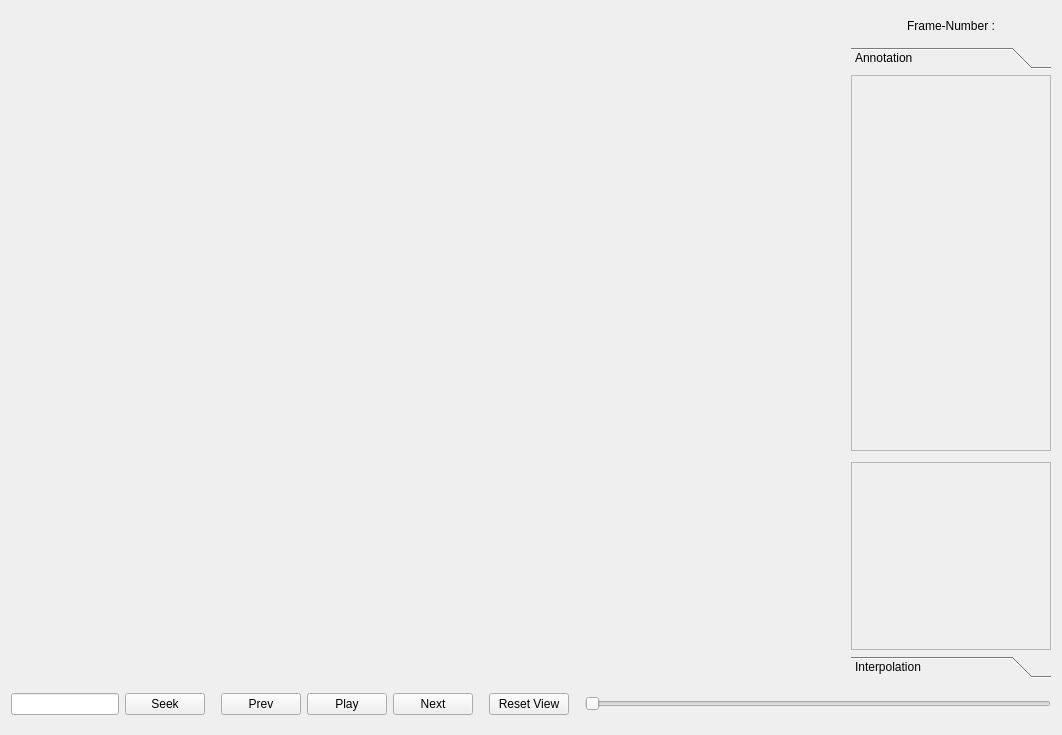
This is Resources/AnnotationWidget.ui in mahir1010/MuSeqPose as Qt 5 draws it before an edit. The edited form follows.
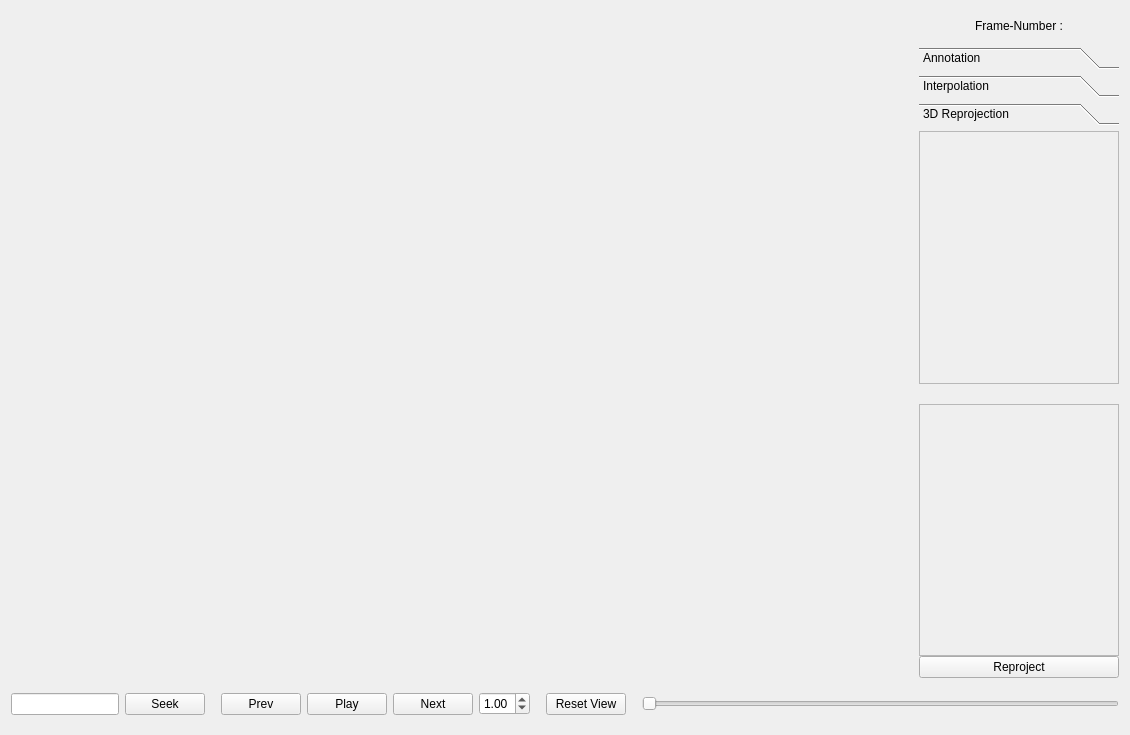
This is the edited form. The open tabs and pages were chosen to show the change.

What changed in the file:
```diff
--- a/Resources/AnnotationWidget.ui
+++ b/Resources/AnnotationWidget.ui
@@ -6,7 +6,7 @@
    <rect>
     <x>0</x>
     <y>0</y>
-    <width>1062</width>
+    <width>1130</width>
     <height>735</height>
    </rect>
   </property>
@@ -73,7 +73,7 @@
           <x>0</x>
           <y>0</y>
           <width>200</width>
-          <height>575</height>
+          <height>543</height>
          </rect>
         </property>
         <attribute name="label">
@@ -96,6 +96,12 @@
           <layout class="QVBoxLayout" name="verticalLayout_4" stretch="2,0,1">
            <item>
             <widget class="QScrollArea" name="scrollArea_2">
+             <property name="frameShadow">
+              <enum>QFrame::Raised</enum>
+             </property>
+             <property name="verticalScrollBarPolicy">
+              <enum>Qt::ScrollBarAsNeeded</enum>
+             </property>
              <property name="widgetResizable">
               <bool>true</bool>
              </property>
@@ -105,7 +111,7 @@
                 <x>0</x>
                 <y>0</y>
                 <width>194</width>
-                <height>367</height>
+                <height>345</height>
                </rect>
               </property>
               <layout class="QVBoxLayout" name="verticalLayout_7">
@@ -135,6 +141,9 @@
            </item>
            <item>
             <widget class="QScrollArea" name="scrollArea_3">
+             <property name="frameShadow">
+              <enum>QFrame::Raised</enum>
+             </property>
              <property name="widgetResizable">
               <bool>true</bool>
              </property>
@@ -144,7 +153,7 @@
                 <x>0</x>
                 <y>0</y>
                 <width>194</width>
-                <height>181</height>
+                <height>171</height>
                </rect>
               </property>
               <layout class="QVBoxLayout" name="verticalLayout_8">
@@ -283,6 +292,128 @@
          </item>
         </layout>
        </widget>
+       <widget class="QWidget" name="reprojectionToolBox">
+        <property name="geometry">
+         <rect>
+          <x>0</x>
+          <y>0</y>
+          <width>200</width>
+          <height>543</height>
+         </rect>
+        </property>
+        <attribute name="label">
+         <string>3D Reprojection</string>
+        </attribute>
+        <layout class="QVBoxLayout" name="verticalLayout_9" stretch="1,0">
+         <property name="spacing">
+          <number>0</number>
+         </property>
+         <property name="leftMargin">
+          <number>0</number>
+         </property>
+         <property name="topMargin">
+          <number>0</number>
+         </property>
+         <property name="rightMargin">
+          <number>0</number>
+         </property>
+         <property name="bottomMargin">
+          <number>0</number>
+         </property>
+         <item>
+          <layout class="QVBoxLayout" name="verticalLayout" stretch="1,0,1">
+           <item>
+            <widget class="QScrollArea" name="scrollArea_4">
+             <property name="frameShadow">
+              <enum>QFrame::Plain</enum>
+             </property>
+             <property name="widgetResizable">
+              <bool>true</bool>
+             </property>
+             <widget class="QWidget" name="scrollAreaWidgetContents_3">
+              <property name="geometry">
+               <rect>
+                <x>0</x>
+                <y>0</y>
+                <width>194</width>
+                <height>234</height>
+               </rect>
+              </property>
+              <layout class="QHBoxLayout" name="horizontalLayout">
+               <property name="spacing">
+                <number>3</number>
+               </property>
+               <property name="leftMargin">
+                <number>0</number>
+               </property>
+               <property name="rightMargin">
+                <number>0</number>
+               </property>
+               <item>
+                <layout class="QVBoxLayout" name="reprojKeypointList"/>
+               </item>
+              </layout>
+             </widget>
+            </widget>
+           </item>
+           <item>
+            <spacer name="horizontalSpacer_2">
+             <property name="orientation">
+              <enum>Qt::Horizontal</enum>
+             </property>
+             <property name="sizeHint" stdset="0">
+              <size>
+               <width>40</width>
+               <height>20</height>
+              </size>
+             </property>
+            </spacer>
+           </item>
+           <item>
+            <widget class="QScrollArea" name="scrollArea_5">
+             <property name="frameShadow">
+              <enum>QFrame::Plain</enum>
+             </property>
+             <property name="widgetResizable">
+              <bool>true</bool>
+             </property>
+             <widget class="QWidget" name="scrollAreaWidgetContents_4">
+              <property name="geometry">
+               <rect>
+                <x>0</x>
+                <y>0</y>
+                <width>194</width>
+                <height>233</height>
+               </rect>
+              </property>
+              <layout class="QVBoxLayout" name="verticalLayout_13">
+               <property name="spacing">
+                <number>3</number>
+               </property>
+               <property name="leftMargin">
+                <number>0</number>
+               </property>
+               <property name="rightMargin">
+                <number>0</number>
+               </property>
+               <item>
+                <layout class="QVBoxLayout" name="viewList"/>
+               </item>
+              </layout>
+             </widget>
+            </widget>
+           </item>
+          </layout>
+         </item>
+         <item>
+          <widget class="QPushButton" name="reprojectButton">
+           <property name="text">
+            <string>Reproject</string>
+           </property>
+          </widget>
+         </item>
+        </layout>
+       </widget>
       </widget>
      </item>
     </layout>
@@ -298,7 +429,7 @@
      <property name="autoFillBackground">
       <bool>false</bool>
      </property>
-     <layout class="QHBoxLayout" name="horizontalLayout_2" stretch="0,0,0,0,0,0,0,0,0,3">
+     <layout class="QHBoxLayout" name="horizontalLayout_2" stretch="0,0,0,0,0,0,0,0,0,0,3">
       <property name="sizeConstraint">
        <enum>QLayout::SetDefaultConstraint</enum>
       </property>
@@ -443,6 +574,22 @@
         </property>
        </widget>
       </item>
+      <item>
+       <widget class="QDoubleSpinBox" name="speedFactor">
+        <property name="minimum">
+         <double>0.250000000000000</double>
+        </property>
+        <property name="maximum">
+         <double>1.500000000000000</double>
+        </property>
+        <property name="singleStep">
+         <double>0.250000000000000</double>
+        </property>
+        <property name="value">
+         <double>1.000000000000000</double>
+        </property>
+       </widget>
+      </item>
       <item>
        <spacer name="verticalSpacer">
         <property name="orientation">
```
Left out of the diff: 9 changed lines with no effect on the pictures.
